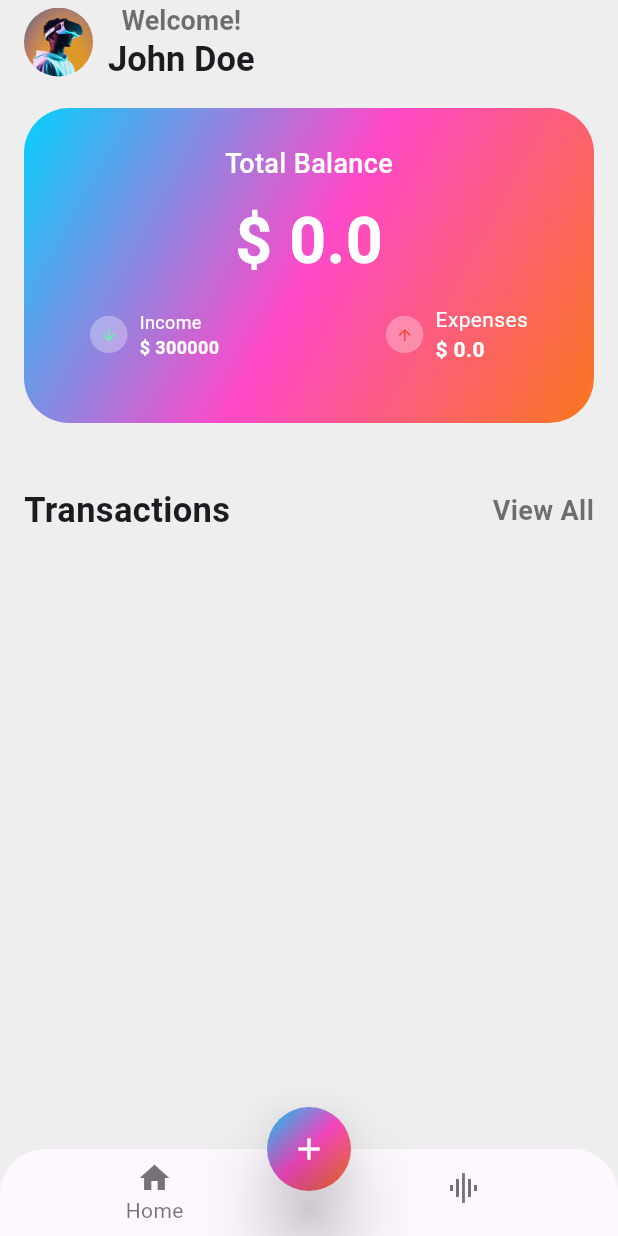
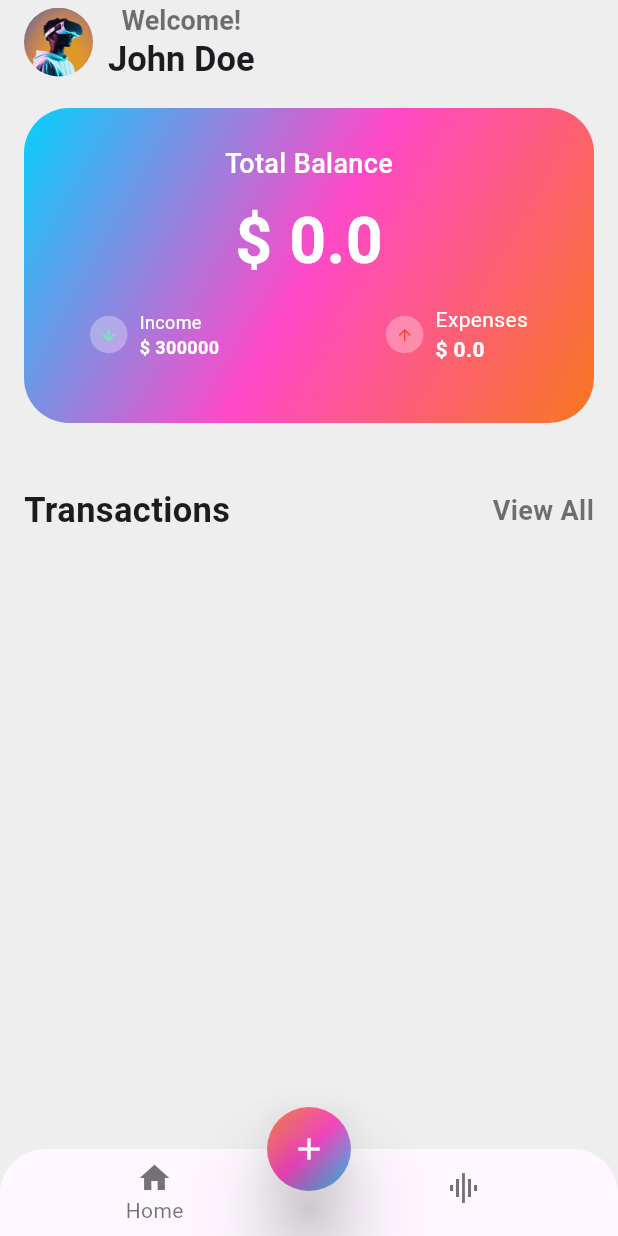
Before and after one commit to mithun205/Ex, a Flutter app: the screen it shows after launch, on a phone screen of 412 x 824 dp. Run offline on Flutter 3.47's test engine with Material 3 defaults, Android fonts, the phone set to English and light mode, and no system bars; our stand-ins replace flutter_slidable, shared_preferences.

Commit message:
Update main.dart

```diff
--- a/lib/main.dart
+++ b/lib/main.dart
@@ -322,9 +322,9 @@ class _HomePageState extends State<HomePage> {
     shape: BoxShape.circle,
     gradient: const LinearGradient(
       colors: [
-        Color.fromARGB(255, 5, 208, 253),
+        Color.fromARGB(255, 244, 135, 63),
         Color.fromARGB(255, 255, 73, 200),
-        Color.fromARGB(255, 249, 118, 30)
+        Color.fromARGB(255, 34, 213, 253),
       ],
       begin: Alignment.topLeft,
       end: Alignment.bottomRight,
```
